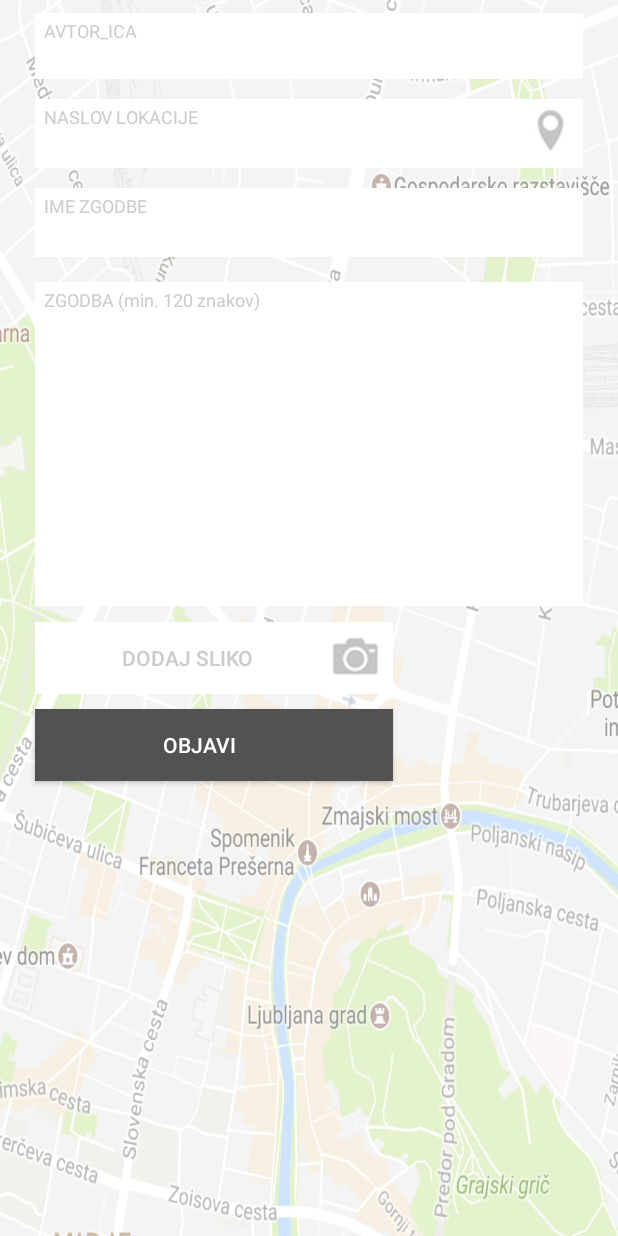
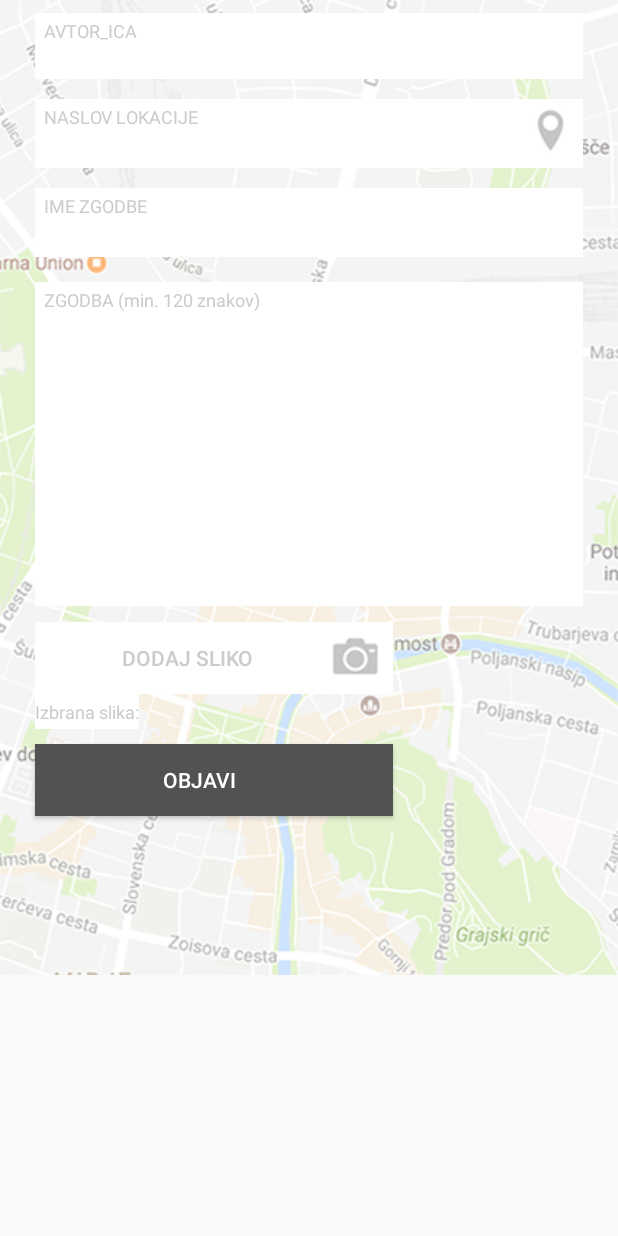
Before and after one commit to Osebek/AndroidTest, an Android app: the layout fragment_location_form.xml on its own in the app's theme, with its tools: preview values and no code run, on a phone screen of 412 x 824 dp. Run offline under Robolectric (Android 15) with nearby library versions, the phone set to English and light mode, and no system bars; network calls fail; Roboto replaces fonts that are not available here.

Commit message:
Added some user data validation for adding paths and locations. Added button change and current picture chosen when selecting image from gallery.

```diff
--- a/app/src/main/java/com/example/nejcvesel/pazikjehodis/MainMenuActivity.java
+++ b/app/src/main/java/com/example/nejcvesel/pazikjehodis/MainMenuActivity.java
@@ -1,5 +1,6 @@
 package com.example.nejcvesel.pazikjehodis;
 
+import android.app.ProgressDialog;
 import android.content.Intent;
 import android.support.v7.app.AppCompatActivity;
 import android.os.Bundle;
@@ -27,6 +28,11 @@ public class MainMenuActivity extends AppCompatActivity {
     }
     public void startMap(View v)
     {
+        final ProgressDialog progressDialog = new ProgressDialog(MainMenuActivity.this,
+                R.style.AppTheme_Dark_Dialog);
+        progressDialog.setIndeterminate(true);
+        progressDialog.setMessage("Nalagam zemeljevid");
+        progressDialog.show();
         Intent intent = new Intent(getApplicationContext(), MainActivity.class);
         startActivity(intent);
     }
--- a/app/src/main/java/com/example/nejcvesel/pazikjehodis/retrofitAPI/BackendAPICall.java
+++ b/app/src/main/java/com/example/nejcvesel/pazikjehodis/retrofitAPI/BackendAPICall.java
@@ -318,14 +318,19 @@ public class BackendAPICall {
     }
 
     public void getUserProfile(String authToken) {
+        authToken = "gB1OIviNZY7W8tIn1Ar8GCoiLH7gnW";
+
         UserInterface service =
                 ServiceGenerator.createAuthorizedService(UserInterface.class, authToken);
+
+        System.out.println("Auth token:" + authToken);
 
         Call<User> call = service.getCurrentUser();
         call.enqueue(new Callback<User>() {
             @Override
             public void onResponse(Call<User> call, Response<User> response) {
                 User user = response.body();
+
                 System.out.println(user.getId());
                 System.out.println(user.getUsername());
             }
@@ -412,6 +417,7 @@ public class BackendAPICall {
                 {
                     try {
                         String error = response.errorBody().string();
+                        System.out.println(error);
                         if (error.equals("{\"detail\":\"Invalid token header. No credentials provided.\"}"))
                         {
 
--- a/app/src/main/java/com/example/nejcvesel/pazikjehodis/retrofitAPI/ServiceGenerator.java
+++ b/app/src/main/java/com/example/nejcvesel/pazikjehodis/retrofitAPI/ServiceGenerator.java
@@ -32,7 +32,6 @@ public class ServiceGenerator {
                 @Override
                 public Response intercept(Interceptor.Chain chain) throws IOException {
                     Request original = chain.request();
-                    System.out.println(token);
                     Request.Builder requestBuilder = original.newBuilder()
                             .header("Authorization",
                                     "Bearer" + " " +  token)
--- a/app/src/main/res/layout/fragment_location_form.xml
+++ b/app/src/main/res/layout/fragment_location_form.xml
@@ -1,4 +1,7 @@
 <?xml version="1.0" encoding="utf-8"?>
+<ScrollView xmlns:android="http://schemas.android.com/apk/res/android"
+    android:layout_height="match_parent"
+    android:layout_width="match_parent">
 <LinearLayout xmlns:android="http://schemas.android.com/apk/res/android"
     android:layout_width="match_parent"
     android:layout_height="match_parent"
@@ -192,7 +195,6 @@
         android:drawableRight="@drawable/camera_icon_small"
         android:hint="@string/form_picture_text"
         android:textColorHint="@color/lightGrey"
-        android:layout_marginBottom="10dp"
         android:layout_marginLeft="23dp"
         android:layout_marginRight="150dp"
         android:paddingRight="20dp"
@@ -205,6 +207,21 @@
         android:layout_height="0dp"
         android:id="@+id/imageURL"
         android:visibility="invisible"/>
+
+    <TextView fontPath="fonts/Ubuntu-light.ttf"
+        android:background="@color/white"
+        android:layout_width="wrap_content"
+        android:layout_height="wrap_content"
+        android:id="@+id/currentPic"
+        android:paddingTop="3dp"
+        android:paddingBottom="3dp"
+        android:text="Izbrana slika:"
+        android:textSize="12sp"
+        android:layout_marginBottom="10dp"
+        android:layout_marginLeft="23dp"
+        android:textColor="@color/lightGrey">
+
+    </TextView>
     <Button
         android:id="@+id/upload_location"
         android:layout_width="match_parent"
@@ -221,3 +238,4 @@
         />
 
 </LinearLayout>
+</ScrollView>
--- a/app/src/main/res/values/colors.xml
+++ b/app/src/main/res/values/colors.xml
@@ -16,4 +16,5 @@
     <color name="darkGrey">#666666</color>
     <color name="lightGrey">#cccccc</color>
     <color name="linkBlue">#1c73b6</color>
+    <color name="iron">#CCCCCC</color>
 </resources>
--- a/app/src/main/res/values/styles.xml
+++ b/app/src/main/res/values/styles.xml
@@ -47,5 +47,11 @@
         <item name="android:background">@color/white</item>
     </style>
 
+    <style name="AppTheme.Dark.Dialog" parent="Theme.AppCompat.Dialog">
+        <item name="colorAccent">@color/white</item>
+        <item name="android:textColorPrimary">@color/iron</item>
+        <item name="android:background">@color/vesnaRED</item>
+    </style>
+
 
 </resources>
```
Also changed, not shown: app/src/main/java/com/example/nejcvesel/pazikjehodis/MainActivity.java (+69 -21 lines), app/src/main/java/com/example/nejcvesel/pazikjehodis/PathAddFormFragment.java (+21 -1 lines), app/src/main/java/com/example/nejcvesel/pazikjehodis/PathAddFragment.java (+21 -2 lines), app/src/main/java/com/example/nejcvesel/pazikjehodis/Utility/UtilityFunctions.java (added, +28 -0 lines), app/src/main/res/drawable/map_bg.png.
